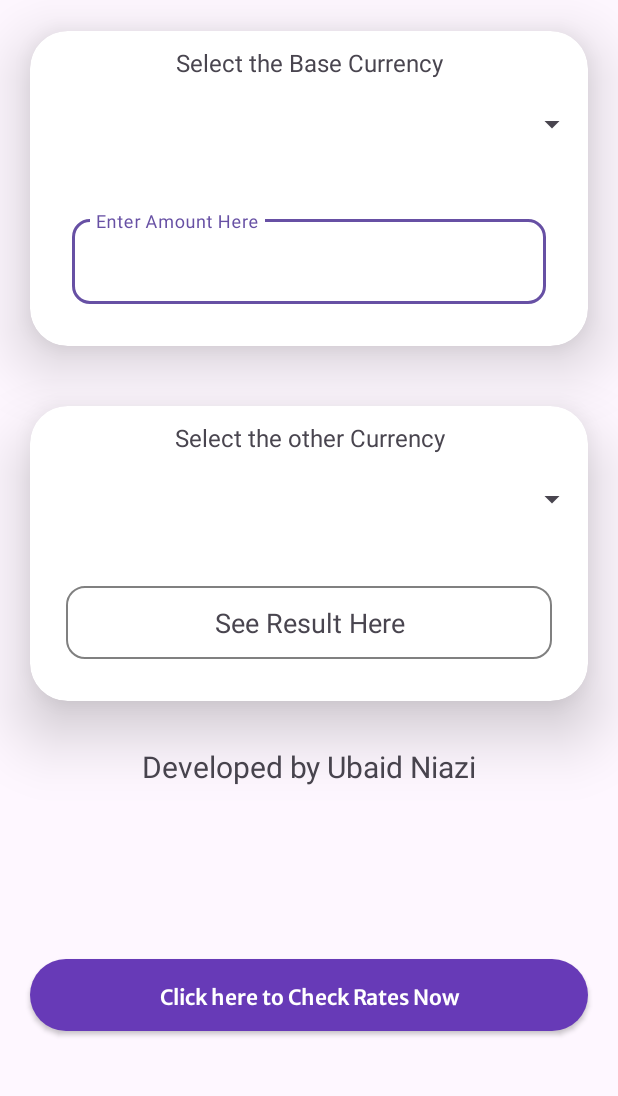
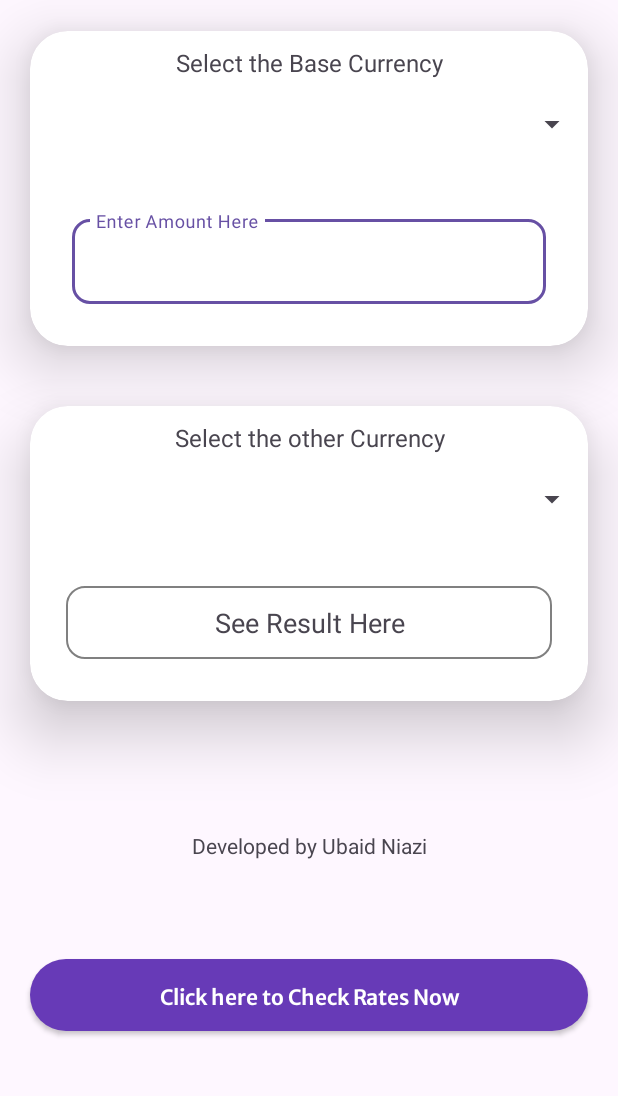
Before and after one commit to Ubaid92/CurrencyConverter, an Android app: the layout activity_main.xml on its own in the app's theme, with its tools: preview values and no code run, on a phone screen of 412 x 824 dp, the part 130-1226 px from its top. Run offline under Robolectric (Android 15) with nearby library versions, the phone set to English and light mode, and no system bars.

Commit message:
some fixes

```diff
--- a/app/src/main/java/com/ubaid/currencuconverter/ResponseData.kt
+++ b/app/src/main/java/com/ubaid/currencuconverter/ResponseData.kt
@@ -2,7 +2,7 @@ import com.google.gson.annotations.SerializedName
 
 data class ResponseData(
     val date: String,
-    @SerializedName("usd", alternate = ["pkr", "gbp", "inr"])
+    @SerializedName("usd", alternate = ["pkr", "gbp", "inr","sar","omr","aed","eur"])
     val conversionResult: String
 
 )
--- a/app/src/main/res/layout/activity_main.xml
+++ b/app/src/main/res/layout/activity_main.xml
@@ -47,6 +47,7 @@
 
             <Spinner
                 android:id="@+id/firstSpinner"
+                android:spinnerMode="dropdown"
                 android:layout_width="match_parent"
                 android:layout_height="60dp" />
 
@@ -85,6 +86,7 @@
         android:id="@+id/secondCurrency"
         android:layout_width="match_parent"
         android:layout_height="wrap_content"
+        android:backgroundTint="@color/white"
         android:layout_marginHorizontal="20dp"
         android:layout_marginTop="40dp"
         android:padding="8dp"
@@ -109,6 +111,7 @@
 
             <Spinner
                 android:id="@+id/secondSpinner"
+                android:spinnerMode="dropdown"
                 android:layout_width="match_parent"
                 android:layout_height="60dp" />
 
@@ -142,15 +145,20 @@
         android:text="@string/click_here_to_check_rates_now"
         android:textAllCaps="false"
         android:textColor="@color/white"
-        app:layout_constraintBottom_toBottomOf="parent" />
+        app:layout_constraintBottom_toBottomOf="parent"
+        app:layout_constraintEnd_toEndOf="parent"
+        app:layout_constraintStart_toStartOf="parent" />
 
     <TextView
         android:layout_width="match_parent"
         android:layout_height="wrap_content"
-        android:layout_marginTop="30dp"
+        android:layout_marginTop="20dp"
         android:gravity="center"
         android:text="@string/developed_by_ubaid_niazi"
-        android:textSize="20sp"
+        android:textSize="14sp"
+        app:layout_constraintBottom_toTopOf="@+id/btnCalculate"
+        app:layout_constraintEnd_toEndOf="parent"
+        app:layout_constraintStart_toStartOf="parent"
         app:layout_constraintTop_toBottomOf="@id/secondCurrency" />
 
 
```
